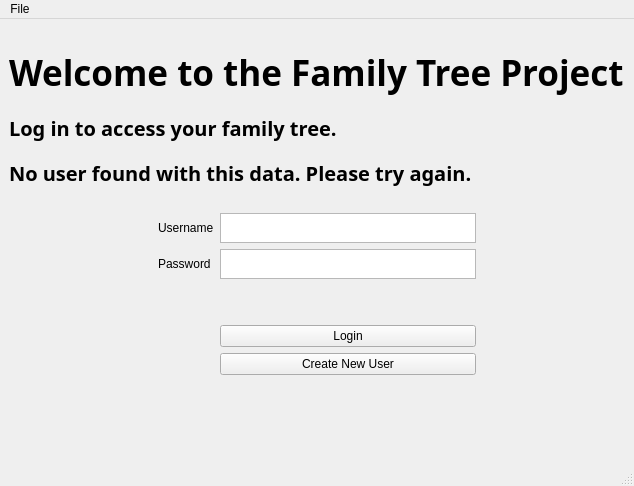
Above: FamilyTree/src/gui/mainwindow.ui from moumitahmad/Stammbaum before the change. Below: the same form after it.
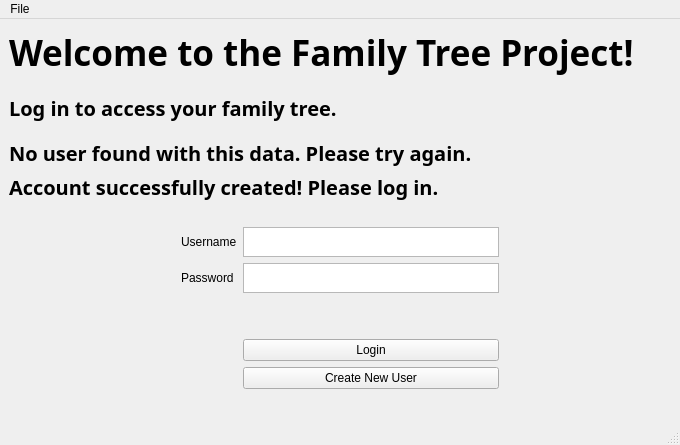
That is the form after the change. The open tabs and pages were chosen to show the change.

The edit to the form file:
```diff
--- a/FamilyTree/src/gui/mainwindow.ui
+++ b/FamilyTree/src/gui/mainwindow.ui
@@ -6,8 +6,8 @@
    <rect>
     <x>0</x>
     <y>0</y>
-    <width>634</width>
-    <height>486</height>
+    <width>680</width>
+    <height>445</height>
    </rect>
   </property>
   <property name="windowTitle">
@@ -21,12 +21,12 @@
        <number>2</number>
       </property>
       <widget class="QWidget" name="loginPage">
-       <widget class="QWidget" name="">
+       <widget class="QWidget" name="layoutWidget">
         <property name="geometry">
          <rect>
           <x>0</x>
-          <y>20</y>
-          <width>616</width>
+          <y>0</y>
+          <width>661</width>
           <height>378</height>
          </rect>
         </property>
@@ -110,6 +110,27 @@
            </property>
           </widget>
          </item>
+         <item>
+          <widget class="QLabel" name="accountCreatedLabel">
+           <property name="sizePolicy">
+            <sizepolicy hsizetype="Maximum" vsizetype="Preferred">
+             <horstretch>0</horstretch>
+             <verstretch>0</verstretch>
+            </sizepolicy>
+           </property>
+           <property name="font">
+            <font>
+             <family>Sawasdee</family>
+             <pointsize>15</pointsize>
+             <weight>75</weight>
+             <bold>true</bold>
+            </font>
+           </property>
+           <property name="text">
+            <string>Account successfully created! Please log in.</string>
+           </property>
+          </widget>
+         </item>
          <item>
           <spacer name="verticalSpacer_2">
            <property name="orientation">
@@ -290,7 +311,7 @@
          <rect>
           <x>0</x>
           <y>0</y>
-          <width>616</width>
+          <width>661</width>
           <height>378</height>
          </rect>
         </property>
@@ -551,7 +572,7 @@
     <rect>
      <x>0</x>
      <y>0</y>
-     <width>634</width>
+     <width>680</width>
      <height>22</height>
     </rect>
    </property>
```
Left out of the diff: 33 changed lines with no effect on the pictures.
